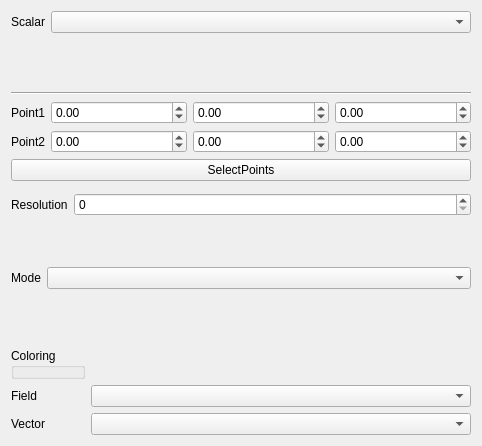
Old version of the form src/Mod/Fem/Gui/TaskPostDataAlongLine.ui in the repository makkemal/FreeCAD.
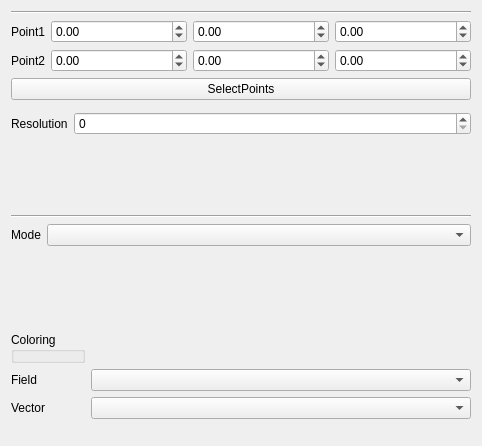
New version of the form.

Commit message: FEM: FemPostDataAlongLineFilter: More fixes

What changed in the file:
```diff
--- a/src/Mod/Fem/Gui/TaskPostDataAlongLine.ui
+++ b/src/Mod/Fem/Gui/TaskPostDataAlongLine.ui
@@ -14,20 +14,6 @@
    <string>Form</string>
   </property>
   <layout class="QVBoxLayout" name="verticalLayout">
-   <item>
-    <layout class="QFormLayout" name="formLayout_5">
-     <item row="0" column="0">
-      <widget class="QLabel" name="label_7">
-       <property name="text">
-        <string>Scalar</string>
-       </property>
-      </widget>
-     </item>
-     <item row="0" column="1">
-      <widget class="QComboBox" name="Scalar"/>
-     </item>
-    </layout>
-   </item>
    <item>
     <widget class="Line" name="line">
      <property name="orientation">
@@ -152,28 +138,6 @@
        </property>
       </widget>
      </item>
-     <item>
-      <widget class="QDoubleSpinBox" name="point2Z">
-       <property name="sizePolicy">
-        <sizepolicy hsizetype="MinimumExpanding" vsizetype="Fixed">
-         <horstretch>0</horstretch>
-         <verstretch>0</verstretch>
-        </sizepolicy>
-       </property>
-       <property name="minimumSize">
-        <size>
-         <width>70</width>
-         <height>0</height>
-        </size>
-       </property>
-       <property name="minimum">
-        <double>-999999999.000000000000000</double>
-       </property>
-       <property name="maximum">
-        <double>999999999.000000000000000</double>
-       </property>
-      </widget>
-     </item>
      <item>
       <widget class="QDoubleSpinBox" name="point2Y">
        <property name="sizePolicy">
@@ -196,6 +160,28 @@
        </property>
       </widget>
      </item>
+     <item>
+      <widget class="QDoubleSpinBox" name="point2Z">
+       <property name="sizePolicy">
+        <sizepolicy hsizetype="MinimumExpanding" vsizetype="Fixed">
+         <horstretch>0</horstretch>
+         <verstretch>0</verstretch>
+        </sizepolicy>
+       </property>
+       <property name="minimumSize">
+        <size>
+         <width>70</width>
+         <height>0</height>
+        </size>
+       </property>
+       <property name="minimum">
+        <double>-999999999.000000000000000</double>
+       </property>
+       <property name="maximum">
+        <double>999999999.000000000000000</double>
+       </property>
+      </widget>
+     </item>
     </layout>
    </item>
    <item>
@@ -225,6 +211,13 @@
      </item>
     </layout>
    </item>
+   <item>
+    <widget class="Line" name="line_2">
+     <property name="orientation">
+      <enum>Qt::Horizontal</enum>
+     </property>
+    </widget>
+   </item>
    <item>
     <layout class="QFormLayout" name="formLayout_3">
      <item row="0" column="1">
```
Left out of the diff: 5 changed lines with no effect on the pictures. The commit also changes 4 other files.
